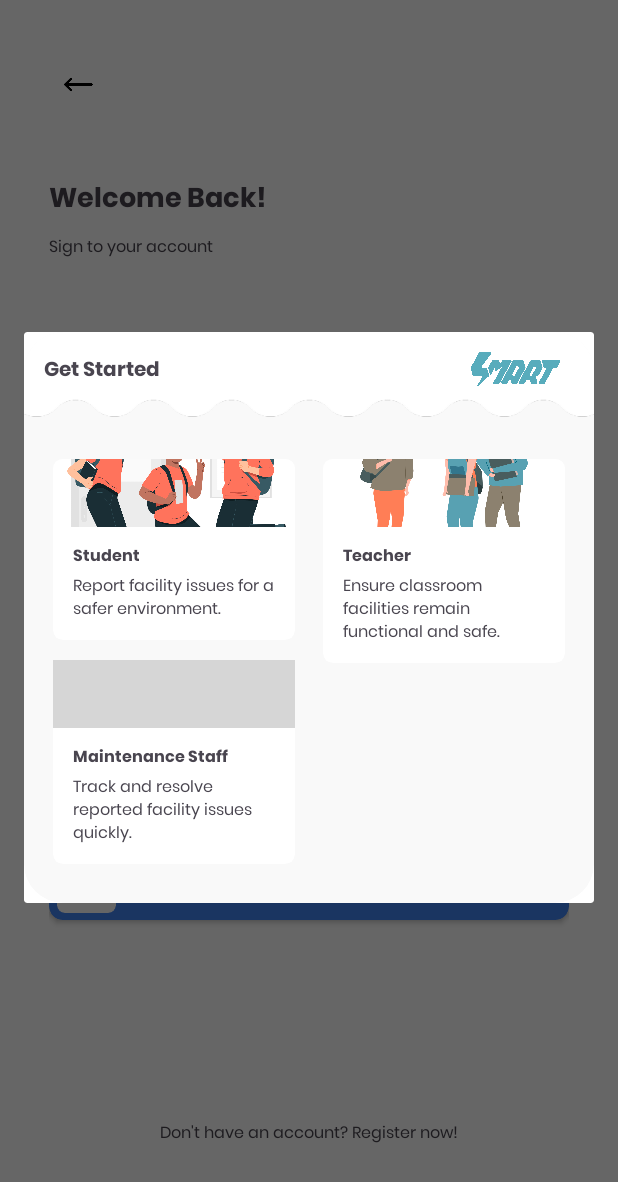
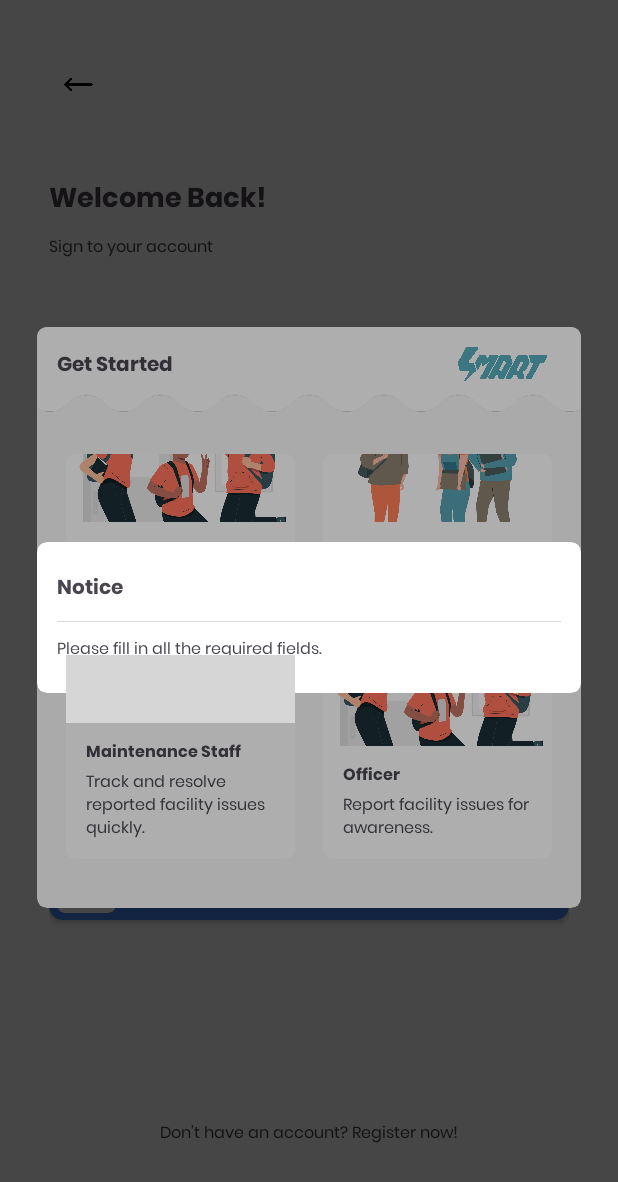
Before and after one commit to Raielaaa/smart-app, an Android app: the LoginFragment screen opened through its navigation route, on a phone screen of 412 x 824 dp. Shown: the top 1182 px of the screen. Run offline under Robolectric (Android 15) with nearby library versions, the phone set to English and light mode, and no system bars; our stand-ins replace Dagger/Hilt's generated code, sdp/ssp sizes; grey boxes are pictures that could not be loaded.

Commit message:
v1.6 Added Info dialog and fix UI

```diff
--- a/app/src/main/java/com/example/smart/ui/account/login/LoginFragment.kt
+++ b/app/src/main/java/com/example/smart/ui/account/login/LoginFragment.kt
@@ -4,6 +4,7 @@ import android.app.AlertDialog
 import androidx.fragment.app.viewModels
 import android.os.Bundle
 import android.util.Log
+import android.util.TypedValue
 import androidx.fragment.app.Fragment
 import android.view.LayoutInflater
 import android.view.View
@@ -12,6 +13,7 @@ import androidx.activity.result.contract.ActivityResultContracts
 import androidx.navigation.fragment.findNavController
 import com.example.smart.R
 import com.example.smart.databinding.FragmentLoginBinding
+import com.example.smart.utils.ShowInfoDialogFragment
 import com.google.android.gms.auth.api.signin.GoogleSignIn
 import com.google.android.gms.common.api.ApiException
 import dagger.hilt.android.AndroidEntryPoint
@@ -47,6 +49,9 @@ class LoginFragment : Fragment() {
         savedInstanceState: Bundle?
     ): View {
         binding = FragmentLoginBinding.inflate(inflater, container, false)
+
+        val dialog = ShowInfoDialogFragment("Notice", "Please fill in all the required fields.")
+        dialog.show(parentFragmentManager, "infoDialog")
 
         //  set up click listeners and navigation
         binding.apply {
@@ -87,5 +92,20 @@ class LoginFragment : Fragment() {
             .create()
 
         dialog.show()
+
+        // Set transparent background to apply custom corners
+        dialog.window?.setBackgroundDrawableResource(android.R.color.transparent)
+
+        // Set custom width (25dp margins on both sides)
+        val metrics = resources.displayMetrics
+        val marginInPx = TypedValue.applyDimension(
+            TypedValue.COMPLEX_UNIT_DIP,
+            25f,
+            metrics
+        ).toInt()
+        val screenWidth = metrics.widthPixels
+        val dialogWidth = screenWidth - (marginInPx * 2)
+
+        dialog.window?.setLayout(dialogWidth, ViewGroup.LayoutParams.WRAP_CONTENT)
     }
 }
--- a/app/src/main/java/com/example/smart/ui/account/register/RegisterPasswordFragment.kt
+++ b/app/src/main/java/com/example/smart/ui/account/register/RegisterPasswordFragment.kt
@@ -22,7 +22,7 @@ class RegisterPasswordFragment : Fragment() {
         binding = FragmentRegisterPasswordBinding.inflate(inflater, container, false)
 
         binding.apply {
-            cvLogin.setOnClickListener {
+            cvNext.setOnClickListener {
                 TermsOfServiceDialog(
                     this@RegisterPasswordFragment,
                     viewModel,
--- /dev/null
+++ b/app/src/main/java/com/example/smart/utils/ShowInfoDialogFragment.kt
@@ -0,0 +1,48 @@
+package com.example.smart.utils
+
+import android.os.Bundle
+import android.util.TypedValue
+import androidx.fragment.app.Fragment
+import android.view.LayoutInflater
+import android.view.View
+import android.view.ViewGroup
+import androidx.fragment.app.DialogFragment
+import com.example.smart.R
+import com.example.smart.databinding.FragmentShowInfoDialogBinding
+
+class ShowInfoDialogFragment(
+    private val dialogTitle: String,
+    private val dialogBody: String
+) : DialogFragment() {
+    private lateinit var binding: FragmentShowInfoDialogBinding
+
+    override fun onCreateView(
+        inflater: LayoutInflater, container: ViewGroup?,
+        savedInstanceState: Bundle?
+    ): View {
+        binding = FragmentShowInfoDialogBinding.inflate(inflater, container, false)
+
+        binding.apply {
+            tvDialogTitle.text = dialogTitle
+            tvDialogBody.text = dialogBody
+        }
+
+        return binding.root
+    }
+
+    override fun onStart() {
+        super.onStart()
+        dialog?.window?.setBackgroundDrawableResource(android.R.color.transparent)
+
+        val metrics = resources.displayMetrics
+        val marginInPx = TypedValue.applyDimension(
+            TypedValue.COMPLEX_UNIT_DIP,
+            25f,
+            metrics
+        ).toInt()
+        val screenWidth = metrics.widthPixels
+        val dialogWidth = screenWidth - (marginInPx * 2)
+
+        dialog?.window?.setLayout(dialogWidth, ViewGroup.LayoutParams.WRAP_CONTENT)
+    }
+}
--- a/app/src/main/res/layout/custom_dialog_user_option.xml
+++ b/app/src/main/res/layout/custom_dialog_user_option.xml
@@ -13,7 +13,7 @@
         android:layout_width="match_parent"
         android:layout_height="wrap_content"
         app:cardBackgroundColor="#f9f9f9"
-        app:cardCornerRadius="@dimen/_20sdp"
+        app:cardCornerRadius="@dimen/_5sdp"
         app:cardElevation="0dp"
         app:layout_constraintBottom_toBottomOf="parent"
         app:layout_constraintEnd_toEndOf="parent"
@@ -135,6 +135,7 @@
             </androidx.cardview.widget.CardView>
 
             <androidx.cardview.widget.CardView
+                android:id="@+id/cvTeacher"
                 android:layout_width="0dp"
                 android:layout_height="wrap_content"
                 android:layout_marginStart="@dimen/_7sdp"
@@ -251,13 +252,72 @@
                 </androidx.constraintlayout.widget.ConstraintLayout>
             </androidx.cardview.widget.CardView>
 
+            <androidx.cardview.widget.CardView
+                android:id="@+id/cvStudentOfficers"
+                android:layout_width="0dp"
+                android:layout_height="wrap_content"
+                android:layout_marginStart="@dimen/_7sdp"
+                android:layout_marginEnd="@dimen/_15sdp"
+                android:layout_marginTop="@dimen/_10sdp"
+                app:cardCornerRadius="@dimen/_5sdp"
+                app:cardElevation="0dp"
+                app:layout_constraintEnd_toEndOf="parent"
+                app:layout_constraintStart_toStartOf="@+id/guideline2"
+                app:layout_constraintTop_toBottomOf="@+id/cvTeacher">
+
+                <androidx.constraintlayout.widget.ConstraintLayout
+                    android:layout_width="match_parent"
+                    android:layout_height="match_parent"
+                    android:paddingBottom="@dimen/_8sdp">
+
+                    <ImageView
+                        android:id="@+id/imageView900"
+                        android:layout_width="0dp"
+                        android:layout_height="@dimen/_35sdp"
+                        android:scaleType="centerCrop"
+                        app:layout_constraintEnd_toEndOf="parent"
+                        app:layout_constraintHorizontal_bias="0.5"
+                        app:layout_constraintStart_toStartOf="parent"
+                        app:layout_constraintTop_toTopOf="parent"
+                        app:srcCompat="@drawable/dialog_student" />
+
+                    <TextView
+                        android:id="@+id/textView1400"
+                        android:layout_width="wrap_content"
+                        android:layout_height="wrap_content"
+                        android:layout_marginStart="@dimen/_10sdp"
+                        android:layout_marginTop="@dimen/_8sdp"
+                        android:fontFamily="@font/poppins_bold"
+                        android:text="@string/login_student_officer"
+                        android:textSize="@dimen/_8ssp"
+                        app:layout_constraintStart_toStartOf="parent"
+                        app:layout_constraintTop_toBottomOf="@+id/imageView900" />
+
+                    <TextView
+                        android:id="@+id/textView1500"
+                        android:layout_width="match_parent"
+                        android:layout_height="wrap_content"
+                        android:layout_marginStart="@dimen/_10sdp"
+                        android:layout_marginTop="1dp"
+                        android:layout_marginEnd="@dimen/_10sdp"
+                        android:fontFamily="@font/poppins"
+                        android:text="@string/login_officer_info"
+                        android:textSize="@dimen/_8ssp"
+                        app:layout_constraintEnd_toEndOf="parent"
+                        app:layout_constraintHorizontal_bias="0.5"
+                        app:layout_constraintStart_toStartOf="parent"
+                        app:layout_constraintTop_toBottomOf="@+id/textView1400" />
+
+                </androidx.constraintlayout.widget.ConstraintLayout>
+            </androidx.cardview.widget.CardView>
+
             <View
                 android:layout_width="0dp"
-                android:layout_height="@dimen/_20sdp"
+                android:layout_height="@dimen/_25sdp"
                 app:layout_constraintEnd_toEndOf="parent"
                 app:layout_constraintHorizontal_bias="0.5"
                 app:layout_constraintStart_toStartOf="parent"
-                app:layout_constraintTop_toBottomOf="@+id/cvStaff" />
+                app:layout_constraintTop_toBottomOf="@+id/cvStudentOfficers" />
 
             <androidx.constraintlayout.widget.Guideline
                 android:id="@+id/guideline2"
--- a/app/src/main/res/layout/fragment_fifth_page.xml
+++ b/app/src/main/res/layout/fragment_fifth_page.xml
@@ -109,7 +109,7 @@
                     android:fontFamily="@font/poppins"
                     android:text="Skip"
                     android:textColor="@color/main_color"
-                    android:textSize="@dimen/_8ssp"
+                    android:textSize="@dimen/_10ssp"
                     app:layout_constraintBottom_toBottomOf="parent"
                     app:layout_constraintStart_toStartOf="parent"
                     app:layout_constraintTop_toTopOf="parent"
--- a/app/src/main/res/layout/fragment_first_page.xml
+++ b/app/src/main/res/layout/fragment_first_page.xml
@@ -109,7 +109,7 @@
                     android:fontFamily="@font/poppins"
                     android:text="Skip"
                     android:textColor="@color/main_color"
-                    android:textSize="@dimen/_8ssp"
+                    android:textSize="@dimen/_10ssp"
                     app:layout_constraintBottom_toBottomOf="parent"
                     app:layout_constraintStart_toStartOf="parent"
                     app:layout_constraintTop_toTopOf="parent"
--- a/app/src/main/res/layout/fragment_fourth_page.xml
+++ b/app/src/main/res/layout/fragment_fourth_page.xml
@@ -109,7 +109,7 @@
                     android:fontFamily="@font/poppins"
                     android:text="Skip"
                     android:textColor="@color/main_color"
-                    android:textSize="@dimen/_8ssp"
+                    android:textSize="@dimen/_10ssp"
                     app:layout_constraintBottom_toBottomOf="parent"
                     app:layout_constraintStart_toStartOf="parent"
                     app:layout_constraintTop_toTopOf="parent"
--- a/app/src/main/res/layout/fragment_login.xml
+++ b/app/src/main/res/layout/fragment_login.xml
@@ -50,7 +50,7 @@
         app:layout_constraintTop_toBottomOf="@+id/textView6" />
 
     <EditText
-        android:id="@+id/editTextTextEmailAddress"
+        android:id="@+id/etEmail"
         android:layout_width="0dp"
         android:layout_height="wrap_content"
         android:layout_marginTop="@dimen/_5sdp"
@@ -75,10 +75,10 @@
         android:text="@string/login_password"
         android:textSize="@dimen/_10ssp"
         app:layout_constraintStart_toStartOf="parent"
-        app:layout_constraintTop_toBottomOf="@+id/editTextTextEmailAddress" />
+        app:layout_constraintTop_toBottomOf="@+id/etEmail" />
 
     <EditText
-        android:id="@+id/editTextTextEmailAddress2"
+        android:id="@+id/etPassword"
         android:layout_width="0dp"
         android:layout_height="wrap_content"
         android:layout_marginTop="@dimen/_5sdp"
@@ -104,7 +104,7 @@
         android:textColor="@color/main_color"
         android:textSize="@dimen/_8ssp"
         app:layout_constraintEnd_toEndOf="parent"
-        app:layout_constraintTop_toBottomOf="@+id/editTextTextEmailAddress2" />
+        app:layout_constraintTop_toBottomOf="@+id/etPassword" />
 
     <androidx.cardview.widget.CardView
         android:id="@+id/cvLogin"
--- a/app/src/main/res/layout/fragment_second_page.xml
+++ b/app/src/main/res/layout/fragment_second_page.xml
@@ -109,7 +109,7 @@
                     android:fontFamily="@font/poppins"
                     android:text="Skip"
                     android:textColor="@color/main_color"
-                    android:textSize="@dimen/_8ssp"
+                    android:textSize="@dimen/_10ssp"
                     app:layout_constraintBottom_toBottomOf="parent"
                     app:layout_constraintStart_toStartOf="parent"
                     app:layout_constraintTop_toTopOf="parent"
--- /dev/null
+++ b/app/src/main/res/layout/fragment_show_info_dialog.xml
@@ -0,0 +1,63 @@
+<?xml version="1.0" encoding="utf-8"?>
+<androidx.constraintlayout.widget.ConstraintLayout xmlns:android="http://schemas.android.com/apk/res/android"
+    xmlns:app="http://schemas.android.com/apk/res-auto"
+    xmlns:tools="http://schemas.android.com/tools"
+    android:layout_width="match_parent"
+    android:layout_height="wrap_content"
+    android:background="@android:color/transparent"
+    tools:context=".utils.ShowInfoDialogFragment">
+
+    <androidx.cardview.widget.CardView
+        app:cardElevation="0dp"
+        app:cardBackgroundColor="@color/white"
+        app:cardCornerRadius="@dimen/_5sdp"
+        android:layout_width="match_parent"
+        android:layout_height="wrap_content"
+        app:layout_constraintBottom_toBottomOf="parent"
+        app:layout_constraintEnd_toEndOf="parent"
+        app:layout_constraintHorizontal_bias="0.5"
+        app:layout_constraintStart_toStartOf="parent"
+        app:layout_constraintTop_toTopOf="parent"
+        app:layout_constraintVertical_bias="0.5" >
+
+        <androidx.constraintlayout.widget.ConstraintLayout
+            android:layout_width="match_parent"
+            android:layout_height="match_parent"
+            android:paddingHorizontal="@dimen/_10sdp"
+            android:paddingVertical="@dimen/_15sdp">
+
+            <TextView
+                android:id="@+id/tvDialogTitle"
+                android:layout_width="wrap_content"
+                android:layout_height="wrap_content"
+                android:fontFamily="@font/poppins_bold"
+                android:text="Dialog Title"
+                android:textSize="@dimen/_10ssp"
+                app:layout_constraintStart_toStartOf="parent"
+                app:layout_constraintTop_toTopOf="parent" />
+
+            <View
+                android:id="@+id/view"
+                android:layout_width="match_parent"
+                android:layout_height="0.1dp"
+                android:layout_marginTop="@dimen/_7sdp"
+                android:background="@color/grey"
+                app:layout_constraintEnd_toEndOf="parent"
+                app:layout_constraintHorizontal_bias="0.5"
+                app:layout_constraintStart_toStartOf="parent"
+                app:layout_constraintTop_toBottomOf="@+id/tvDialogTitle" />
+
+            <TextView
+                android:id="@+id/tvDialogBody"
+                android:layout_width="0dp"
+                android:layout_height="wrap_content"
+                android:text="Dialog Content"
+                android:textSize="@dimen/_8ssp"
+                android:layout_marginTop="@dimen/_7sdp"
+                android:fontFamily="@font/poppins"
+                app:layout_constraintEnd_toEndOf="parent"
+                app:layout_constraintStart_toStartOf="parent"
+                app:layout_constraintTop_toBottomOf="@+id/view" />
+        </androidx.constraintlayout.widget.ConstraintLayout>
+    </androidx.cardview.widget.CardView>
+</androidx.constraintlayout.widget.ConstraintLayout>
--- a/app/src/main/res/layout/fragment_sixth_page.xml
+++ b/app/src/main/res/layout/fragment_sixth_page.xml
@@ -109,7 +109,7 @@
                     android:fontFamily="@font/poppins"
                     android:text="Skip"
                     android:textColor="@color/main_color"
-                    android:textSize="@dimen/_8ssp"
+                    android:textSize="@dimen/_10ssp"
                     app:layout_constraintBottom_toBottomOf="parent"
                     app:layout_constraintStart_toStartOf="parent"
                     app:layout_constraintTop_toTopOf="parent"
--- a/app/src/main/res/layout/fragment_third_page.xml
+++ b/app/src/main/res/layout/fragment_third_page.xml
@@ -109,7 +109,7 @@
                     android:fontFamily="@font/poppins"
                     android:text="Skip"
                     android:textColor="@color/main_color"
-                    android:textSize="@dimen/_8ssp"
+                    android:textSize="@dimen/_10ssp"
                     app:layout_constraintBottom_toBottomOf="parent"
                     app:layout_constraintStart_toStartOf="parent"
                     app:layout_constraintTop_toTopOf="parent"
--- a/app/src/main/res/values/strings.xml
+++ b/app/src/main/res/values/strings.xml
@@ -45,7 +45,9 @@
 
     <string name="login_get_started">Get Started</string>
     <string name="login_student">Student</string>
-    <string name="login_student_info">Report facility issues for a safer environment.</string>
+    <string name="login_student_officer">Officer</string>
+    <string name="login_student_info">View facility issues for awareness.</string>
+    <string name="login_officer_info">Report facility issues for awareness.</string>
     <string name="login_teacher">Teacher</string>
     <string name="login_teacher_info">Ensure classroom facilities remain functional and safe.</string>
     <string name="login_staff">Maintenance Staff</string>
```
Also changed, not shown: app/src/main/java/com/example/smart/di/AppModule.kt (+33 -0 lines), app/src/main/java/com/example/smart/ui/account/register/RegisterFragment.kt (+41 -2 lines), app/src/main/res/layout/fragment_register.xml (+11 -10 lines), app/src/main/res/layout/fragment_register_password.xml (+7 -7 lines). Lines whose indentation alone changed are shown as unchanged.
